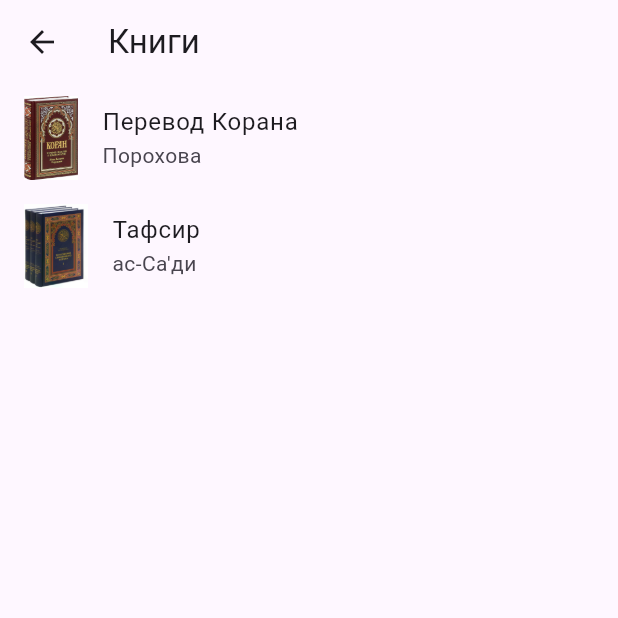
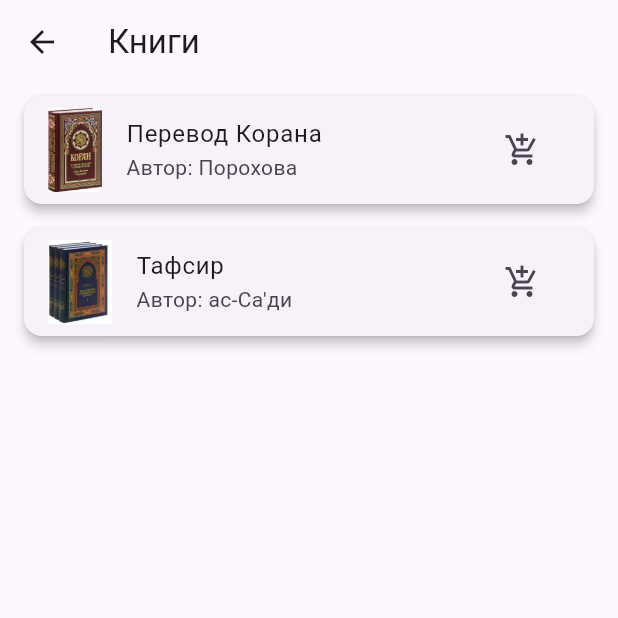
Before and after one commit to abumuhammad0572/storex, a Flutter app: the screen it shows after launch, after a tap on "Список книг", on a phone screen of 412 x 824 dp, the top half of it. Run offline on Flutter 3.47's test engine with Material 3 defaults, Android fonts, the phone set to English and light mode, and no system bars.

Commit message:
Урок 3

```diff
--- a/lib/main.dart
+++ b/lib/main.dart
@@ -1,8 +1,17 @@
 import 'package:flutter/material.dart';
+import 'package:provider/provider.dart';
+import 'package:storex/providers/cart_provider.dart';
 import 'package:storex/screens/home_screen.dart';
 
 void main() {
-  runApp(const MyApp());
+  runApp(
+    MultiProvider(
+      providers: [
+        ChangeNotifierProvider(create: (_) => CartProvider()),
+      ],
+      child: const MyApp(),
+    ),
+  );
 }
 
 class MyApp extends StatelessWidget {
--- a/lib/models/book.dart
+++ b/lib/models/book.dart
@@ -1,4 +1,5 @@
 class Book {
+  final String id;
   final String title;
   final String author;
   final String description;
@@ -6,11 +7,13 @@ class Book {
   final String imageUrl;
   final String category;
 
-  Book(
-      {required this.title,
-      required this.author,
-      required this.description,
-      required this.price,
-      required this.imageUrl,
-      required this.category});
+  Book({
+    required this.id,
+    required this.title,
+    required this.author,
+    required this.description,
+    required this.price,
+    required this.imageUrl,
+    required this.category,
+  });
 }
--- /dev/null
+++ b/lib/providers/cart_provider.dart
@@ -0,0 +1,29 @@
+import 'package:flutter/material.dart';
+import 'package:storex/models/book.dart';
+
+class CartProvider with ChangeNotifier {
+// Список товаров в корзине
+  final List<Book> _items = [];
+
+// Получить товары в корзине
+  List<Book> get items => _items;
+
+// Добавить товар в корзину
+  void addItem(Book book) {
+    _items.add(book);
+    // Уведомить виджеты, которые зависят от этого состояния
+    notifyListeners();
+  }
+
+// Удалить товар из корзины
+  void removeItem(String id) {
+    _items.removeWhere((book) => book.id == id);
+    notifyListeners();
+  }
+
+// Очистить корзину
+  void clearCart() {
+    _items.clear();
+    notifyListeners();
+  }
+}
--- a/lib/screens/book_list_screen.dart
+++ b/lib/screens/book_list_screen.dart
@@ -1,10 +1,13 @@
 import 'package:flutter/material.dart';
+import 'package:provider/provider.dart';
+import 'package:storex/providers/cart_provider.dart';
 import 'package:storex/screens/book_detail_screen.dart';
 import '../models/book.dart';
 
 class BookListScreen extends StatelessWidget {
   final List<Book> books = [
     Book(
+      id: '1',
       title: 'Перевод Корана',
       author: 'Порохова',
       description: 'Основная книга ислама.',
@@ -13,6 +16,7 @@ class BookListScreen extends StatelessWidget {
       category: 'Религиозные книги',
     ),
     Book(
+      id: '2',
       title: 'Тафсир',
       author: "ас-Са'ди",
       description: 'Сборник толкований Корана.',
@@ -26,16 +30,32 @@ class BookListScreen extends StatelessWidget {
 
   @override
   Widget build(BuildContext context) {
+    final cartProvider = Provider.of<CartProvider>(context, listen: false);
     return Scaffold(
       appBar: AppBar(
         title: const Text('Книги'),
       ),
       body: ListView.builder(
         itemCount: books.length,
-        itemBuilder: (ctx, i) => ListTile(
+        itemBuilder: (ctx, i) => Card(
+          elevation: 3,
+          margin: const EdgeInsets.symmetric(vertical: 8, horizontal: 16),
+          child: ListTile(
             leading: Image.asset(books[i].imageUrl),
             title: Text(books[i].title),
-          subtitle: Text(books[i].author),
+            subtitle: Text('Автор: ${books[i].author}'),
+            trailing: IconButton(
+              onPressed: () {
+                cartProvider.addItem(books[i]);
+                ScaffoldMessenger.of(context).showSnackBar(
+                  SnackBar(
+                    content: Text('${books[i].title} добавлен в корзину'),
+                    duration: const Duration(seconds: 2),
+                  ),
+                );
+              },
+              icon: const Icon(Icons.add_shopping_cart),
+            ),
             onTap: () {
               Navigator.push(
                 context,
@@ -45,6 +65,7 @@ class BookListScreen extends StatelessWidget {
             },
           ),
         ),
+      ),
     );
   }
 }
--- a/lib/screens/home_screen.dart
+++ b/lib/screens/home_screen.dart
@@ -1,5 +1,6 @@
 import 'package:flutter/material.dart';
 import 'package:storex/screens/book_list_screen.dart';
+import 'package:storex/screens/cart_screen.dart';
 
 class HomeScreen extends StatelessWidget {
   const HomeScreen({super.key});
@@ -9,11 +10,24 @@ class HomeScreen extends StatelessWidget {
     return Scaffold(
       appBar: AppBar(
         title: const Text('StoreX'),
+        actions: [
+          IconButton(
+            onPressed: () {
+              Navigator.push(
+                context,
+                MaterialPageRoute(
+                  builder: (context) => const CartScreen(),
+                ),
+              );
+            },
+            icon: const Icon(Icons.shopping_cart),
+          ),
+        ],
       ),
       body: Center(
         child: Column(
           children: [
-            Image.asset('assets/images/logo.png'),
+            Expanded(child: Image.asset('assets/images/logo.png')),
             const SizedBox(height: 24),
             ElevatedButton(
               onPressed: () {
--- a/pubspec.yaml
+++ b/pubspec.yaml
@@ -35,6 +35,7 @@ dependencies:
   # The following adds the Cupertino Icons font to your application.
   # Use with the CupertinoIcons class for iOS style icons.
   cupertino_icons: ^1.0.8
+  provider: ^6.1.2
 
 dev_dependencies:
   flutter_test:
```
Also changed, not shown: lib/screens/book_detail_screen.dart (+22 -1 lines), lib/screens/cart_screen.dart (added, +38 -0 lines), pubspec.lock. Lines whose indentation alone changed are shown as unchanged.
